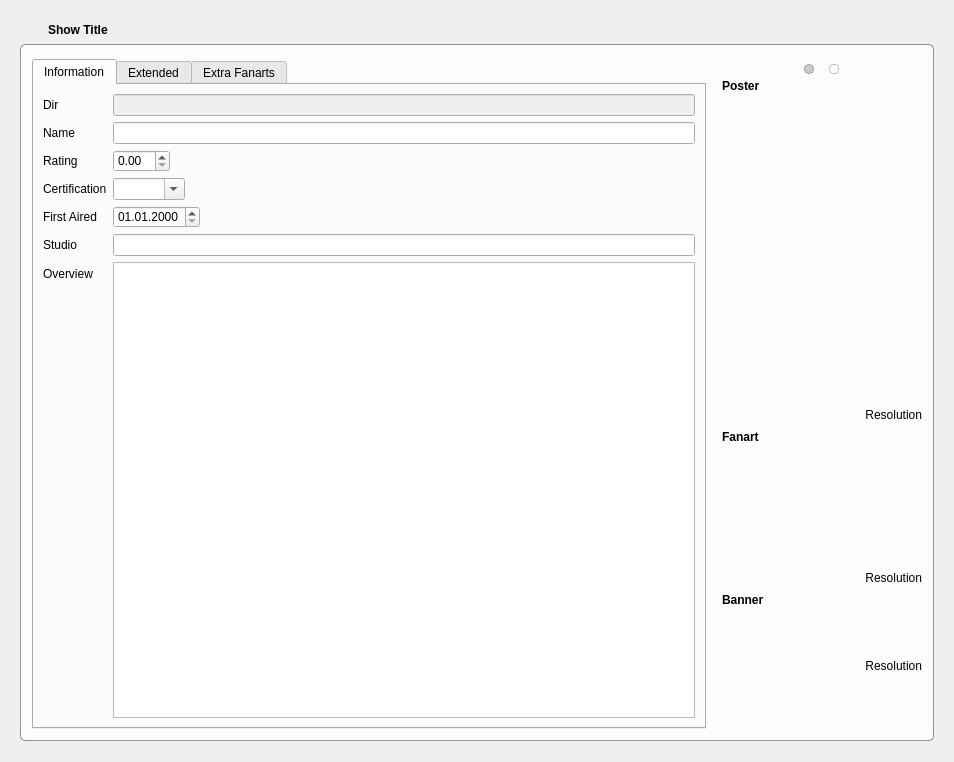
Komet/MediaElch, file tvShows/TvShowWidgetTvShow.ui: the form before one commit.
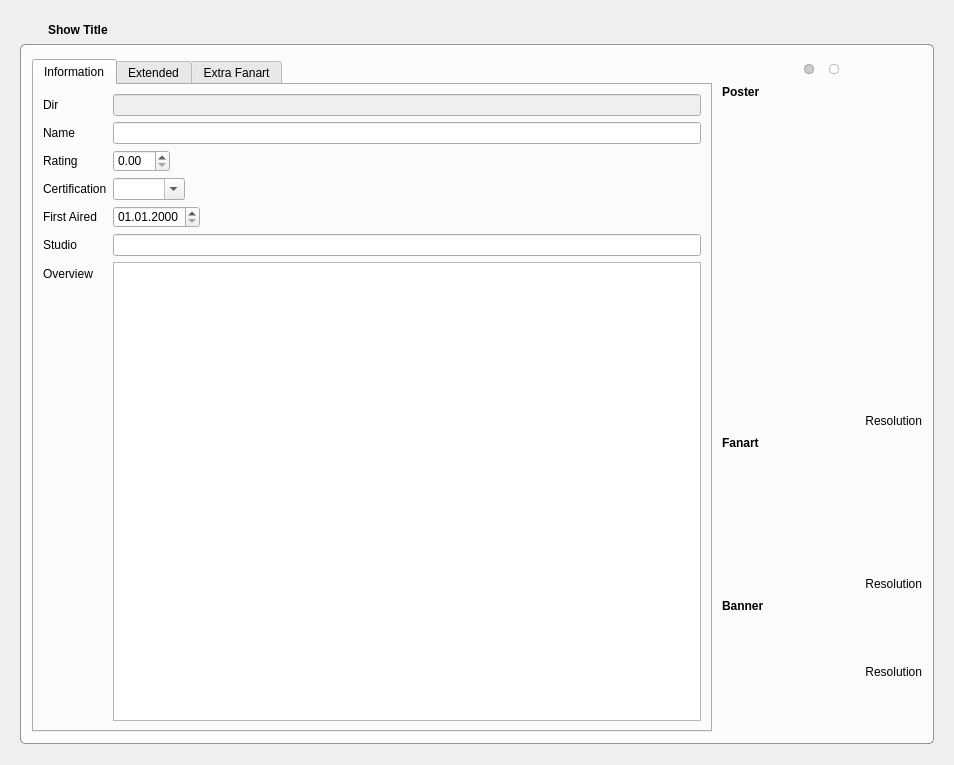
The form after the commit. Icons and pictures are not drawn. Custom widgets are drawn as their Qt base class.

The edit to the form file:
```diff
--- a/tvShows/TvShowWidgetTvShow.ui
+++ b/tvShows/TvShowWidgetTvShow.ui
@@ -7,7 +7,7 @@
     <x>0</x>
     <y>0</y>
     <width>954</width>
-    <height>762</height>
+    <height>765</height>
    </rect>
   </property>
   <property name="windowTitle">
@@ -90,6 +90,9 @@
       <string/>
      </property>
      <layout class="QHBoxLayout" name="horizontalLayout_2" stretch="1,0">
+      <property name="spacing">
+       <number>0</number>
+      </property>
       <item>
        <widget class="QTabWidget" name="tabWidget">
         <property name="focusPolicy">
@@ -408,7 +411,7 @@
         </widget>
         <widget class="QWidget" name="tab_2">
          <attribute name="title">
-          <string>Extra Fanarts</string>
+          <string>Extra Fanart</string>
          </attribute>
          <layout class="QVBoxLayout" name="verticalLayout_3" stretch="1,0">
           <property name="leftMargin">
@@ -466,7 +469,7 @@
       <item>
        <layout class="QVBoxLayout" name="verticalLayout_6" stretch="0,1">
         <property name="spacing">
-         <number>0</number>
+         <number>6</number>
         </property>
         <property name="leftMargin">
          <number>10</number>
```
